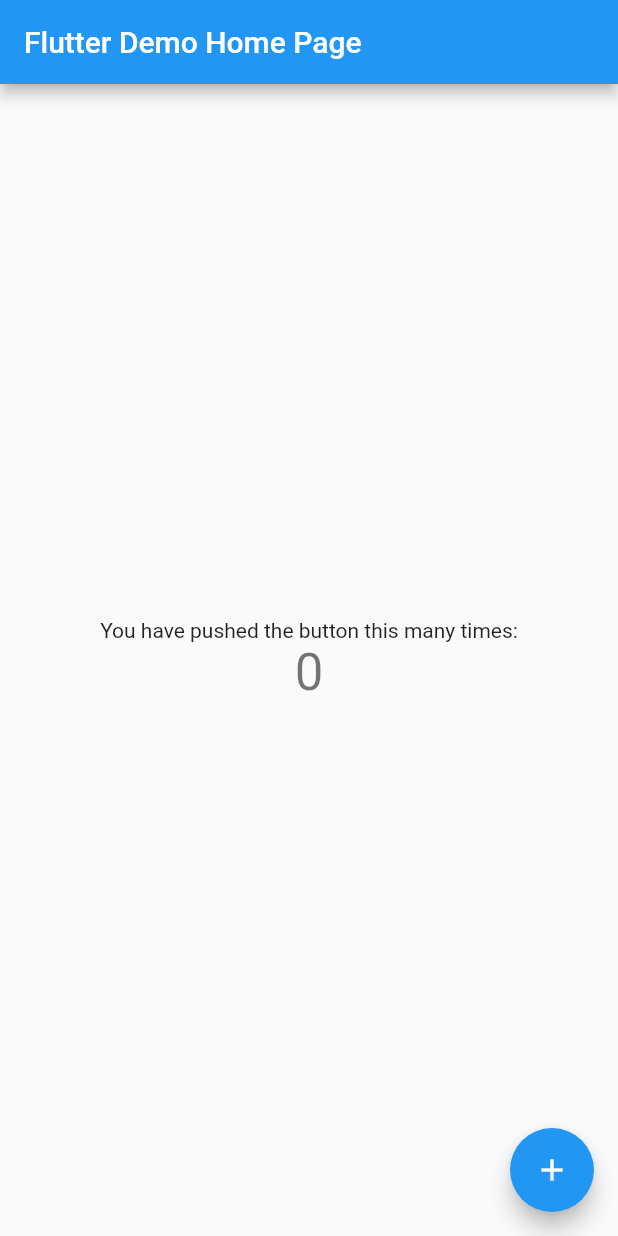
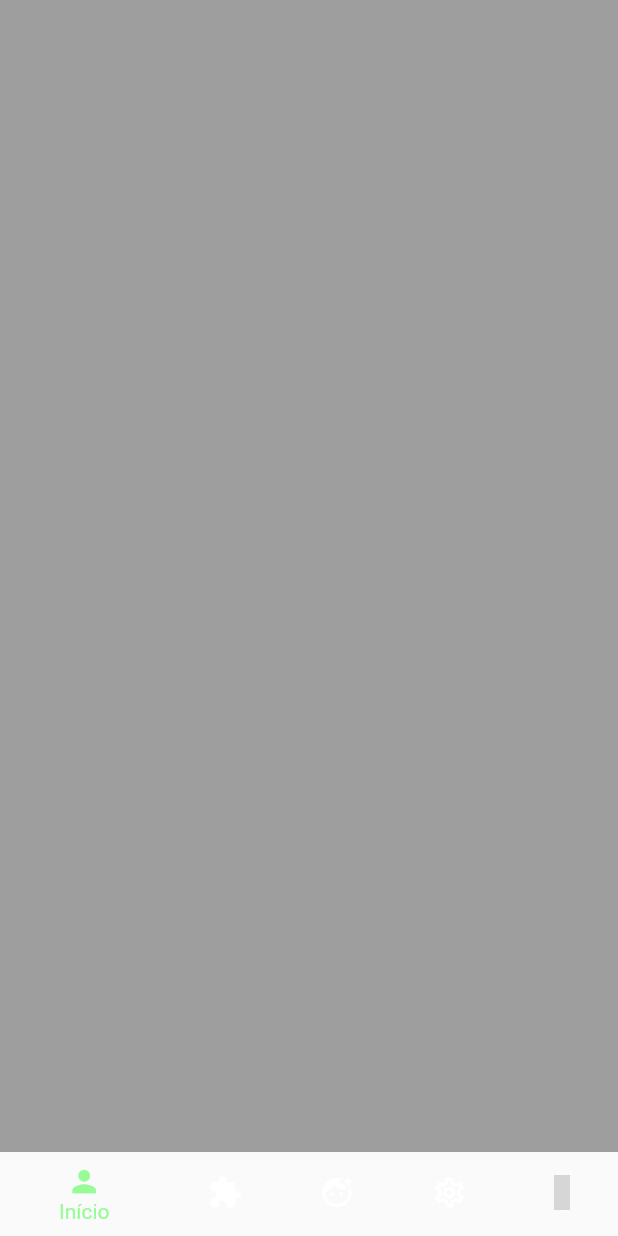
Before and after one commit to vmendesneto/Game-Real-Time, a Flutter app: the screen it shows after launch, on a phone screen of 412 x 824 dp. Run offline on Flutter 3.47's test engine with Material 2 defaults, Android fonts, the phone set to English and light mode, and no system bars; statements that could not run were skipped; grey boxes are pictures that could not be loaded.

Commit message:
Initial Commit.

```diff
--- /dev/null
+++ b/lib/home_screen.dart
@@ -0,0 +1,97 @@
+import 'package:flutter/material.dart';
+import 'package:telas_projeto/tema/tema.dart';
+
+class HomeScreen extends StatefulWidget {
+  const HomeScreen({Key? key}) : super(key: key);
+
+  @override
+  State<HomeScreen> createState() => _HomeScreenState();
+}
+
+class _HomeScreenState extends State<HomeScreen> {
+  final GlobalKey<ScaffoldState> _scaffoldKey = GlobalKey<ScaffoldState>();
+  final PageController _pageController = PageController();
+  int selectedIndex = 0;
+
+  @override
+  Widget build(BuildContext context) {
+    return Scaffold(
+      key: _scaffoldKey,
+      body: Container(
+        color: themes[0].primaryColor,
+        child: PageView(
+          controller: _pageController,
+          physics: const BouncingScrollPhysics(),
+          onPageChanged: (index) {
+            setState(() {
+              selectedIndex = index;
+            });
+
+          },
+          children: <Widget>[
+            //Substituir pelas Telas que serão exibidas
+            Container(
+              color: Colors.grey,
+            ),
+            Container(
+              color: Colors.red,
+            ),
+            Container(
+              color: Colors.yellow,
+            ),
+            Container(
+              color: Colors.blue,
+            ),
+          ],
+        ),
+      ),
+      bottomNavigationBar: BottomNavigationBar(
+        currentIndex: selectedIndex,
+        unselectedItemColor: themes[0].textTheme.bodyText1!.color,
+        onTap: (index) {
+          _pageController.jumpToPage(index);
+        },
+        selectedItemColor: themes[0].indicatorColor,
+        backgroundColor: themes[0].primaryColor,
+        elevation: 0.0,
+        items: const [
+          BottomNavigationBarItem(
+            icon: Icon(
+              Icons.person,
+              size: 23.3,
+            ),
+            label: 'Início',
+          ),
+          BottomNavigationBarItem(
+            icon: Icon(
+              Icons.extension,
+              size: 23.3,
+            ),
+            label: "Problemas",
+          ),
+          BottomNavigationBarItem(
+            icon: Icon(
+              Icons.face_retouching_natural,
+              size: 23.3,
+            ),
+            label: "Aprender",
+          ),
+          BottomNavigationBarItem(
+            icon: Icon(
+              Icons.settings_outlined,
+              size: 23.3,
+            ),
+            label: "Observar",
+          ),
+          BottomNavigationBarItem(
+            icon: Icon(
+              Icons.,
+              size: 23.3,
+            ),
+            label: "Mais",
+          ),
+        ],
+      ),
+    );
+  }
+}
--- a/lib/main.dart
+++ b/lib/main.dart
@@ -1,4 +1,6 @@
 import 'package:flutter/material.dart';
+
+import 'home_screen.dart';
 
 void main() {
   runApp(const MyApp());
@@ -11,7 +13,8 @@ class MyApp extends StatelessWidget {
   @override
   Widget build(BuildContext context) {
     return MaterialApp(
-      title: 'Flutter Demo',
+      //title: 'Flutter Demo',
+      debugShowCheckedModeBanner: false,
       theme: ThemeData(
         // This is the theme of your application.
         //
@@ -24,92 +27,7 @@ class MyApp extends StatelessWidget {
         // is not restarted.
         primarySwatch: Colors.blue,
       ),
-      home: const MyHomePage(title: 'Flutter Demo Home Page'),
+      home: const HomeScreen(),
     );
   }
 }
-
-class MyHomePage extends StatefulWidget {
-  const MyHomePage({super.key, required this.title});
-
-  // This widget is the home page of your application. It is stateful, meaning
-  // that it has a State object (defined below) that contains fields that affect
-  // how it looks.
-
-  // This class is the configuration for the state. It holds the values (in this
-  // case the title) provided by the parent (in this case the App widget) and
-  // used by the build method of the State. Fields in a Widget subclass are
-  // always marked "final".
-
-  final String title;
-
-  @override
-  State<MyHomePage> createState() => _MyHomePageState();
-}
-
-class _MyHomePageState extends State<MyHomePage> {
-  int _counter = 0;
-
-  void _incrementCounter() {
-    setState(() {
-      // This call to setState tells the Flutter framework that something has
-      // changed in this State, which causes it to rerun the build method below
-      // so that the display can reflect the updated values. If we changed
-      // _counter without calling setState(), then the build method would not be
-      // called again, and so nothing would appear to happen.
-      _counter++;
-    });
-  }
-
-  @override
-  Widget build(BuildContext context) {
-    // This method is rerun every time setState is called, for instance as done
-    // by the _incrementCounter method above.
-    //
-    // The Flutter framework has been optimized to make rerunning build methods
-    // fast, so that you can just rebuild anything that needs updating rather
-    // than having to individually change instances of widgets.
-    return Scaffold(
-      appBar: AppBar(
-        // Here we take the value from the MyHomePage object that was created by
-        // the App.build method, and use it to set our appbar title.
-        title: Text(widget.title),
-      ),
-      body: Center(
-        // Center is a layout widget. It takes a single child and positions it
-        // in the middle of the parent.
-        child: Column(
-          // Column is also a layout widget. It takes a list of children and
-          // arranges them vertically. By default, it sizes itself to fit its
-          // children horizontally, and tries to be as tall as its parent.
-          //
-          // Invoke "debug painting" (press "p" in the console, choose the
-          // "Toggle Debug Paint" action from the Flutter Inspector in Android
-          // Studio, or the "Toggle Debug Paint" command in Visual Studio Code)
-          // to see the wireframe for each widget.
-          //
-          // Column has various properties to control how it sizes itself and
-          // how it positions its children. Here we use mainAxisAlignment to
-          // center the children vertically; the main axis here is the vertical
-          // axis because Columns are vertical (the cross axis would be
-          // horizontal).
-          mainAxisAlignment: MainAxisAlignment.center,
-          children: <Widget>[
-            const Text(
-              'You have pushed the button this many times:',
-            ),
-            Text(
-              '$_counter',
-              style: Theme.of(context).textTheme.headline4,
-            ),
-          ],
-        ),
-      ),
-      floatingActionButton: FloatingActionButton(
-        onPressed: _incrementCounter,
-        tooltip: 'Increment',
-        child: const Icon(Icons.add),
-      ), // This trailing comma makes auto-formatting nicer for build methods.
-    );
-  }
-}
--- /dev/null
+++ b/lib/tema/tema.dart
@@ -0,0 +1,20 @@
+import 'package:flutter/material.dart';
+
+const Color themePageColor = Color(0xff212121);
+const Color themeIconColor = Color(0xff838385);
+const Color themeSelectColor = Color(0xff98fb98);
+
+final List<ThemeData> themes = [Theme];
+
+final Theme = ThemeData(
+  primaryColor: themePageColor,
+  indicatorColor: themeSelectColor,
+  cardColor: themeIconColor,
+  textTheme: const TextTheme(
+    bodyText1: TextStyle(
+        fontFamily: 'FuturaPTMedium.otf',
+        fontWeight: FontWeight.w500,
+        color: Colors.white,
+        fontSize: 12),
+  ),
+);
```
Also changed, not shown: pubspec.yaml (+12 -13 lines), assets/fonts/FuturaPTBold.otf (added), assets/fonts/FuturaPTBook.otf (added), assets/fonts/FuturaPTLight.otf (added), assets/fonts/FuturaPTMedium.otf (added).
